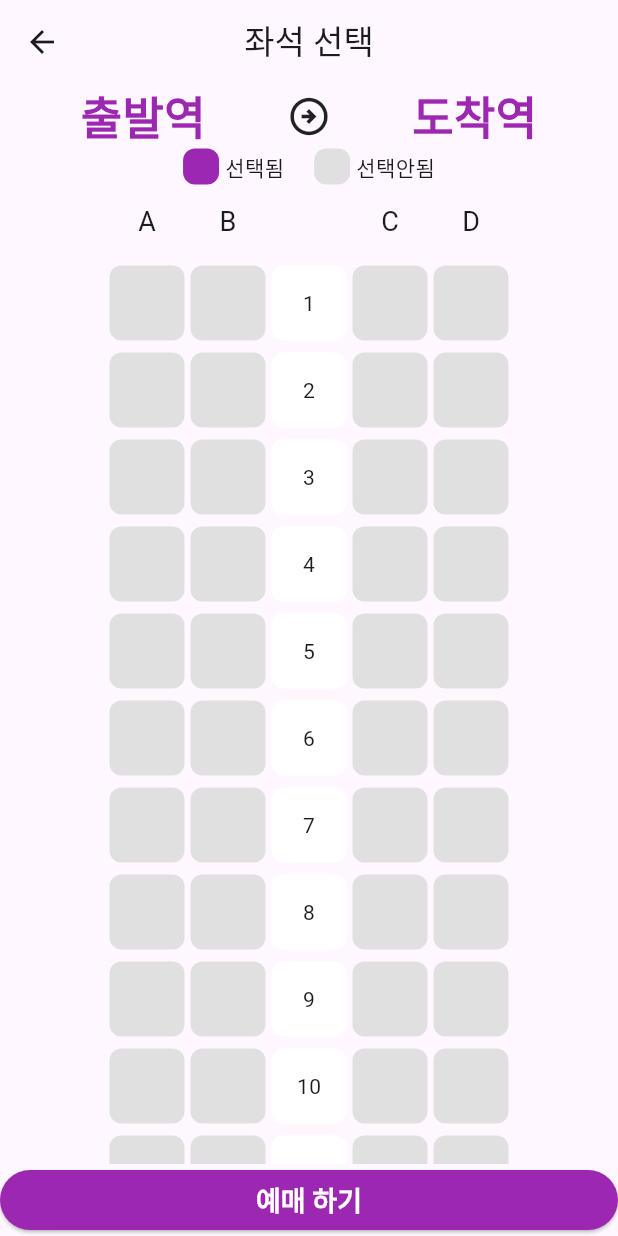
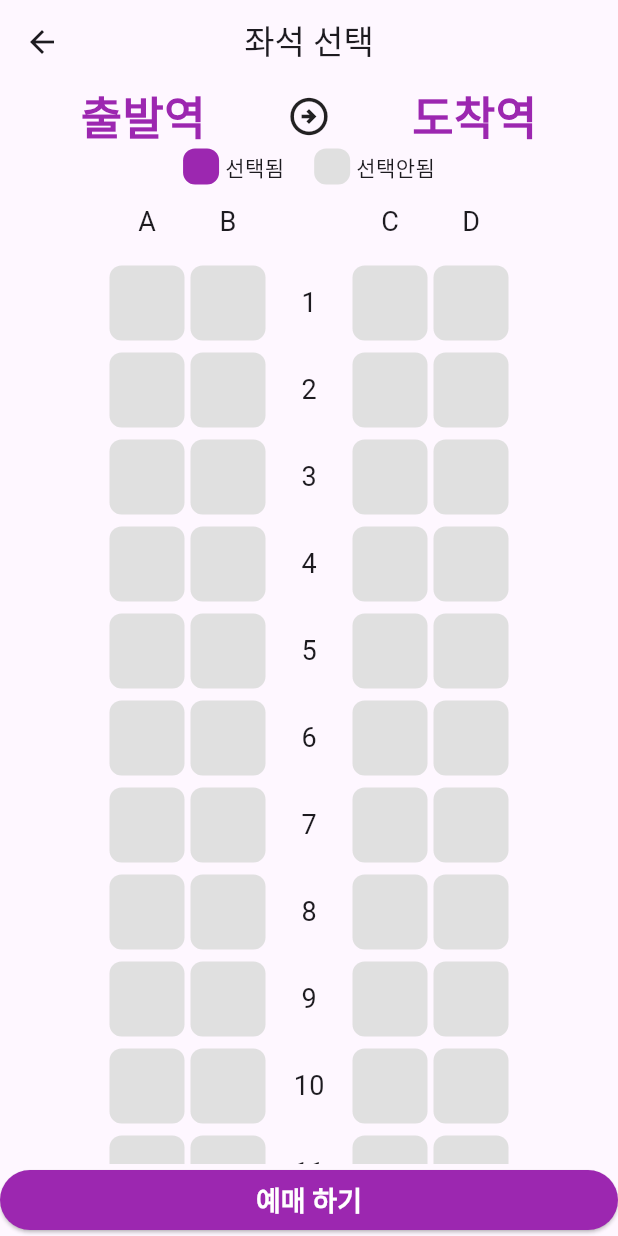
Before and after one commit to ilsong963/flutter_train_app, a Flutter app: the SeatPage screen opened directly, on a phone screen of 412 x 824 dp. Run offline on Flutter 3.47's test engine with Material 3 defaults, Android fonts, the phone set to English and light mode, and no system bars.

Commit message:
fix: seat 위젯 수정

```diff
--- a/lib/page/seat_select/seat_page.dart
+++ b/lib/page/seat_select/seat_page.dart
@@ -45,11 +45,11 @@ class _SeatPageState extends State<SeatPage> {
             Row(
               mainAxisAlignment: MainAxisAlignment.center,
               children: [
-                seat(24, Colors.purple),
+                square(24, Colors.purple),
                 SizedBox(width: 4),
                 Text('선택됨'),
                 SizedBox(width: 20),
-                seat(24, Colors.grey[300]!),
+                square(24, Colors.grey[300]!),
                 SizedBox(width: 4),
                 Text('선택안됨'),
               ],
@@ -59,17 +59,13 @@ class _SeatPageState extends State<SeatPage> {
               children:
                   ['A', 'B', ' ', 'C', 'D']
                       .map<Widget>(
-                        (element) => Padding(
+                        (alphabat) => Padding(
                           padding: EdgeInsets.symmetric(horizontal: 2),
-                          child: SizedBox(
-                            width: 50,
-                            height: 50,
-                            child: Center(
-                              child: Text(
-                                element,
-                                style: TextStyle(fontSize: 18),
-                              ),
-                            ),
+                          child: square(
+                            50,
+                            Colors.transparent,
+                            text: alphabat,
+                            textStyle: TextStyle(fontSize: 18),
                           ),
                         ),
                       )
@@ -120,21 +116,31 @@ class _SeatPageState extends State<SeatPage> {
       child: Row(
         mainAxisAlignment: MainAxisAlignment.center,
         children: [
-          seat(50, Colors.grey[300]!),
+          square(50, Colors.grey[300]!),
           SizedBox(width: 4),
-          seat(50, Colors.grey[300]!),
+          square(50, Colors.grey[300]!),
           SizedBox(width: 4),
-          seat(50, Colors.white, text: index.toString()),
+          square(
+            50,
+            Colors.transparent,
+            text: index.toString(),
+            textStyle: TextStyle(fontSize: 18),
+          ),
           SizedBox(width: 4),
-          seat(50, Colors.grey[300]!),
+          square(50, Colors.grey[300]!),
           SizedBox(width: 4),
-          seat(50, Colors.grey[300]!),
+          square(50, Colors.grey[300]!),
         ],
       ),
     );
   }
 
-  Widget seat(double size, Color color, {String? text}) {
+  Widget square(
+    double size,
+    Color color, {
+    String? text,
+    TextStyle? textStyle,
+  }) {
     return Container(
       decoration: BoxDecoration(
         color: color,
@@ -142,7 +148,10 @@ class _SeatPageState extends State<SeatPage> {
       ),
       width: size,
       height: size,
-      child: text == null ? SizedBox() : Center(child: Text(text.toString())),
+      child:
+          text == null
+              ? SizedBox()
+              : Center(child: Text(text.toString(), style: textStyle)),
     );
   }
 }
```
